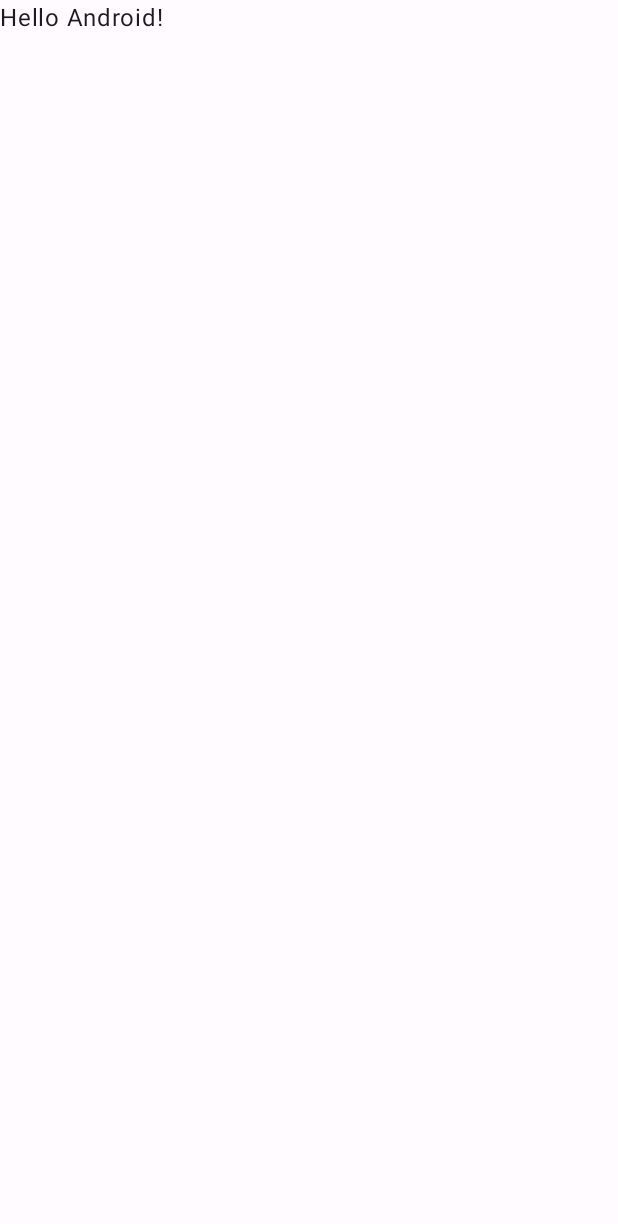
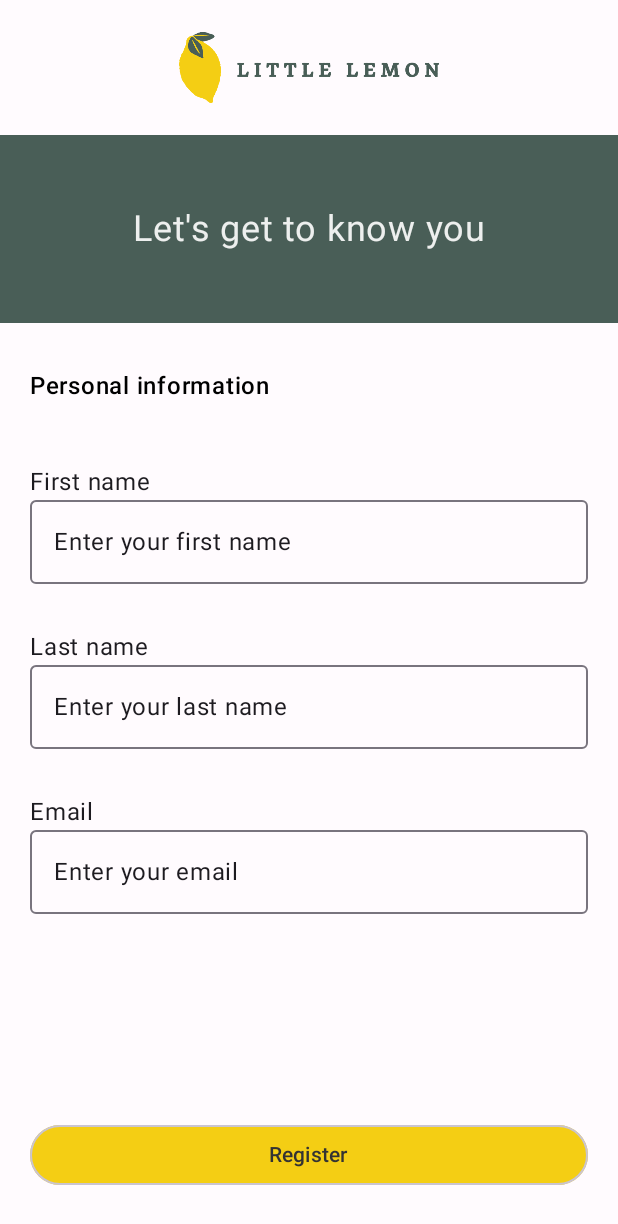
Before and after one commit to EberronBruce/LittleLemon-Android, an Android app built with Jetpack Compose: the screen it shows after launch (MainActivity), on a phone screen of 412 x 824 dp. Before the commit the part shown is almost empty. Shown: the top 1224 px of the screen. Run offline under Robolectric (Android 15) with nearby library versions, the phone set to English and light mode, and no system bars.

Commit message:
Added Profile Screen Added Home Screen Updated Navigation. Implement checks on Onboarding screen Added Destinations Added NavigationComposable.kt Did some basic navigation.

```diff
--- a/app/build.gradle.kts
+++ b/app/build.gradle.kts
@@ -51,7 +51,8 @@ android {
 
 dependencies {
 
-	implementation("androidx.core:core-ktx:1.9.0")
+	implementation("androidx.navigation:navigation-compose:2.7.5")
+	implementation("androidx.core:core-ktx:1.12.0")
 	implementation("androidx.lifecycle:lifecycle-runtime-ktx:2.6.2")
 	implementation("androidx.activity:activity-compose:1.8.0")
 	implementation(platform("androidx.compose:compose-bom:2023.03.00"))
--- a/app/src/main/java/com/redravencomputing/littlelemonandroid/MainActivity.kt
+++ b/app/src/main/java/com/redravencomputing/littlelemonandroid/MainActivity.kt
@@ -3,44 +3,18 @@ package com.redravencomputing.littlelemonandroid
 import android.os.Bundle
 import androidx.activity.ComponentActivity
 import androidx.activity.compose.setContent
-import androidx.compose.foundation.layout.fillMaxSize
-import androidx.compose.material3.MaterialTheme
-import androidx.compose.material3.Surface
-import androidx.compose.material3.Text
-import androidx.compose.runtime.Composable
-import androidx.compose.ui.Modifier
-import androidx.compose.ui.tooling.preview.Preview
+import androidx.navigation.compose.rememberNavController
 import com.redravencomputing.littlelemonandroid.ui.theme.LittleLemonAndroidTheme
+import com.redravencomputing.littlelemonandroid.views.navigation.MyNavigation
 
 class MainActivity : ComponentActivity() {
 	override fun onCreate(savedInstanceState: Bundle?) {
 		super.onCreate(savedInstanceState)
 		setContent {
 			LittleLemonAndroidTheme {
-				// A surface container using the 'background' color from the theme
-				Surface(
-					modifier = Modifier.fillMaxSize(),
-					color = MaterialTheme.colorScheme.background
-				) {
-					Greeting("Android")
-				}
+				val navController = rememberNavController()
+				MyNavigation(navController = navController)
 			}
 		}
 	}
 }
-
-@Composable
-fun Greeting(name: String, modifier: Modifier = Modifier) {
-	Text(
-		text = "Hello $name!",
-		modifier = modifier
-	)
-}
-
-@Preview(showBackground = true)
-@Composable
-fun GreetingPreview() {
-	LittleLemonAndroidTheme {
-		Greeting("Android")
-	}
-}
--- /dev/null
+++ b/app/src/main/java/com/redravencomputing/littlelemonandroid/viewModels/Destinations.kt
@@ -0,0 +1,17 @@
+package com.redravencomputing.littlelemonandroid.viewModels
+
+interface Destinations {
+	val route : String
+}
+
+object Home : Destinations {
+	override val route = "Home"
+}
+
+object Profile : Destinations {
+	override val route = "Profile"
+}
+
+object Onboarding : Destinations {
+	override val route = "Onboarding"
+}
--- a/app/src/main/java/com/redravencomputing/littlelemonandroid/views/Onboarding.kt
+++ b/app/src/main/java/com/redravencomputing/littlelemonandroid/views/Onboarding.kt
@@ -1,7 +1,11 @@
 package com.redravencomputing.littlelemonandroid.views
 
+import android.content.Context
+import android.util.Log
+import android.widget.Toast
 import androidx.compose.foundation.Image
 import androidx.compose.foundation.background
+import androidx.compose.foundation.clickable
 import androidx.compose.foundation.layout.Box
 import androidx.compose.foundation.layout.Column
 import androidx.compose.foundation.layout.Spacer
@@ -9,6 +13,8 @@ import androidx.compose.foundation.layout.fillMaxSize
 import androidx.compose.foundation.layout.fillMaxWidth
 import androidx.compose.foundation.layout.height
 import androidx.compose.foundation.layout.padding
+import androidx.compose.foundation.text.KeyboardActions
+import androidx.compose.foundation.text.KeyboardOptions
 import androidx.compose.material3.ButtonDefaults
 import androidx.compose.material3.ExperimentalMaterial3Api
 import androidx.compose.material3.MaterialTheme
@@ -16,40 +22,57 @@ import androidx.compose.material3.OutlinedButton
 import androidx.compose.material3.OutlinedTextField
 import androidx.compose.material3.Text
 import androidx.compose.runtime.Composable
+import androidx.compose.runtime.getValue
+import androidx.compose.runtime.mutableStateOf
+import androidx.compose.runtime.remember
+import androidx.compose.runtime.setValue
 import androidx.compose.ui.Alignment
 import androidx.compose.ui.Modifier
+import androidx.compose.ui.focus.FocusDirection
+import androidx.compose.ui.platform.LocalContext
+import androidx.compose.ui.platform.LocalFocusManager
 import androidx.compose.ui.res.painterResource
 import androidx.compose.ui.text.font.FontWeight
+import androidx.compose.ui.text.input.ImeAction
+import androidx.compose.ui.text.input.KeyboardType
 import androidx.compose.ui.tooling.preview.Preview
 import androidx.compose.ui.unit.dp
 import androidx.compose.ui.unit.sp
+import androidx.navigation.NavHostController
+import androidx.navigation.compose.rememberNavController
 import com.redravencomputing.littlelemonandroid.R
 import com.redravencomputing.littlelemonandroid.ui.theme.LittleLemonAndroidTheme
 import com.redravencomputing.littlelemonandroid.ui.theme.LittleLemonDarkGrey
 import com.redravencomputing.littlelemonandroid.ui.theme.LittleLemonLightGrey
 import com.redravencomputing.littlelemonandroid.ui.theme.LittleLemonYellow
+import com.redravencomputing.littlelemonandroid.viewModels.Home
+import com.redravencomputing.littlelemonandroid.viewModels.saveUserData
 
 
 @Composable
-fun Onboarding() {
+fun OnboardingScreen(navController: NavHostController) {
+	val focusManager = LocalFocusManager.current
 	Column(
 		modifier = Modifier
 			.fillMaxSize()
 			.background(MaterialTheme.colorScheme.background)
+			.clickable {
+				focusManager.clearFocus()
+			}
 	) {
-		Header()
+		OnboardingHeader()
 		OnboardingTitle()
-		OnboardingForm()
+		OnboardingForm(navController)
 	}
 }
 
 @Composable
-fun Header() {
+fun OnboardingHeader() {
 	val logo = painterResource(id = R.drawable.logo)
 	Box(
 		modifier = Modifier
 			.fillMaxWidth()
-			.height(100.dp)
+			.height(90.dp)
 			.background(MaterialTheme.colorScheme.background)
 			.padding(16.dp),
 		contentAlignment = Alignment.Center
@@ -68,7 +91,7 @@ fun OnboardingTitle() {
 	Box(
 		modifier = Modifier
 			.fillMaxWidth()
-			.height(150.dp)
+			.height(125.dp)
 			.background(MaterialTheme.colorScheme.primary),
 		contentAlignment = Alignment.Center
 	) {
@@ -82,12 +105,23 @@ fun OnboardingTitle() {
 
 @OptIn(ExperimentalMaterial3Api::class)
 @Composable
-fun OnboardingForm() {
+fun OnboardingForm(navController: NavHostController) {
+	val context = LocalContext.current
+	val focusManager = LocalFocusManager.current
+	var firstName by remember { mutableStateOf("") }
+	var lastName by remember { mutableStateOf("") }
+	var email by remember { mutableStateOf("") }
+
+	// State variables for tracking whether to highlight the text fields
+	var firstNameError by remember { mutableStateOf(false) }
+	var lastNameError by remember { mutableStateOf(false) }
+	var emailError by remember { mutableStateOf(false) }
+
 	Text(
 		text = "Personal information",
 		fontWeight = FontWeight.SemiBold,
 		modifier = Modifier
-			.padding(top = 40.dp, bottom = 40.dp, start = 20.dp)
+			.padding(top = 30.dp, bottom = 20.dp, start = 20.dp)
 	)
 	Column (
 		modifier = Modifier
@@ -99,8 +133,38 @@ fun OnboardingForm() {
 				.fillMaxWidth()
 				.padding(bottom = 30.dp)
 		) {
-			Text(text = "First name")
-			OutlinedTextField(value = "", onValueChange = {}, modifier = Modifier.fillMaxWidth())
+			Text(
+				text = "First name",
+				color = if (firstNameError) MaterialTheme.colorScheme.error else MaterialTheme.colorScheme.onBackground
+			)
+			OutlinedTextField(
+				value = firstName,
+				onValueChange = {
+					firstName = it
+					firstNameError = false
+				},
+				isError = firstNameError,
+				placeholder = {
+					Text(text = "Enter your first name",
+						color = if (firstNameError) MaterialTheme.colorScheme.error else MaterialTheme.colorScheme.onBackground
+					)
+			    },
+				keyboardOptions = KeyboardOptions(
+					keyboardType = KeyboardType.Text,
+					imeAction = ImeAction.Next
+				),
+				keyboardActions = KeyboardActions(
+					onNext = {
+						Log.d("Keyboard Tapped", "Move to the Lastname")
+						firstNameError = firstName.isBlank()
+						focusManager.moveFocus(
+							focusDirection = FocusDirection.Next
+						)
+					}
+				),
+				modifier = Modifier
+					.fillMaxWidth()
+			)
 		}
 
 		Column(
@@ -108,8 +172,37 @@ fun OnboardingForm() {
 				.fillMaxWidth()
 				.padding(bottom = 30.dp)
 		) {
-			Text(text = "Last name")
-			OutlinedTextField(value = "", onValueChange = {}, modifier = Modifier.fillMaxWidth())
+			Text(
+				text = "Last name",
+				color = if (lastNameError) MaterialTheme.colorScheme.error else MaterialTheme.colorScheme.onBackground
+			)
+			OutlinedTextField(
+				value = lastName,
+				onValueChange = {
+					lastName = it
+					lastNameError = false
+				},
+				isError = lastNameError,
+				placeholder = {
+					Text(text ="Enter your last name",
+						color = if (lastNameError) MaterialTheme.colorScheme.error else MaterialTheme.colorScheme.onBackground
+					)},
+				keyboardOptions = KeyboardOptions(
+					keyboardType = KeyboardType.Text,
+					imeAction = ImeAction.Next
+				),
+				keyboardActions = KeyboardActions(
+					onNext = {
+						Log.d("Keyboard Tapped", "Move to the Email")
+						lastNameError = lastName.isBlank()
+						focusManager.moveFocus(
+							focusDirection = FocusDirection.Next
+						)
+					}
+				),
+				modifier = Modifier
+					.fillMaxWidth()
+			)
 		}
 
 		Column(
@@ -117,8 +210,32 @@ fun OnboardingForm() {
 				.fillMaxWidth()
 				.padding(bottom = 30.dp)
 		) {
-			Text(text = "Email")
-			OutlinedTextField(value = "", onValueChange = {}, modifier = Modifier.fillMaxWidth())
+			Text(
+				text = "Email",
+				color = if (emailError) MaterialTheme.colorScheme.error else MaterialTheme.colorScheme.onBackground)
+			OutlinedTextField(
+				value = email,
+				onValueChange = {
+					email = it
+					emailError = !isValidEmail(email)
+					 },
+				isError = emailError,
+				placeholder = { Text(text = "Enter your email",
+					color = if (lastNameError) MaterialTheme.colorScheme.error else MaterialTheme.colorScheme.onBackground)},
+				keyboardOptions = KeyboardOptions(
+					keyboardType = KeyboardType.Email,
+					imeAction = ImeAction.Done
+				),
+				keyboardActions = KeyboardActions(
+					onDone = {
+						Log.d("Keyboard Tapped", "Remove Keyboard")
+						emailError = email.isBlank() || !isValidEmail(email = email)
+						focusManager.clearFocus()
+					}
+				),
+				modifier = Modifier
+					.fillMaxWidth()
+			)
 		}
 
 		Spacer(modifier = Modifier.weight(1f))
@@ -126,15 +243,45 @@ fun OnboardingForm() {
 		OutlinedButton(
 			modifier = Modifier
 				.fillMaxWidth()
-				.padding(bottom = 20.dp),
+				.padding(bottom = 10.dp),
 			colors = ButtonDefaults.buttonColors(containerColor = LittleLemonYellow),
-			onClick = { /*TODO*/ }
+			onClick = {
+				firstNameError = firstName.isBlank()
+				lastNameError = lastName.isBlank()
+				emailError = email.isBlank() || !isValidEmail(email)
+				//Check Fields and let user know if they are not filled out.
+				if (!firstNameError && !lastNameError && email.isNotBlank()) {
+					handleRegistration(context, navController, firstName, lastName, email)
+
+				} else {
+					Toast.makeText(context, "You are missing a field. Please fill out all the information.", Toast.LENGTH_SHORT).show()
+				}
+			}
 		) {
 			Text(
 				text = "Register",
 				color = LittleLemonDarkGrey)
 		}
 	}
+
+}
+
+fun handleRegistration(context: Context, navController: NavHostController, firstName: String, lastName: String, email: String) {
+	if (!isValidEmail(email)) {
+		Toast.makeText(context, "Your email is invalid. Please provide a valid email.", Toast.LENGTH_SHORT).show()
+		return
+	}
+
+	saveUserData(context = context, firstName = firstName, lastName = lastName, email = email)
+	navController.navigate(Home.route)
+}
+
+
+
+
+fun isValidEmail(email: String) : Boolean {
+	val emailRegex = Regex("^\\S+@\\S+\\.\\S+\$")
+	return emailRegex.matches(email)
 }
 
 
@@ -142,6 +289,7 @@ fun OnboardingForm() {
 @Composable
 fun OnboardingPreview() {
 	LittleLemonAndroidTheme {
-		Onboarding()
+		val navController = rememberNavController()
+		OnboardingScreen(navController)
 	}
 }
--- /dev/null
+++ b/app/src/main/java/com/redravencomputing/littlelemonandroid/views/navigation/NavigationComposable.kt
@@ -0,0 +1,27 @@
+package com.redravencomputing.littlelemonandroid.views.navigation
+
+import androidx.compose.runtime.Composable
+import androidx.navigation.NavHostController
+import androidx.navigation.compose.NavHost
+import androidx.navigation.compose.composable
+import com.redravencomputing.littlelemonandroid.viewModels.Home
+import com.redravencomputing.littlelemonandroid.viewModels.Onboarding
+import com.redravencomputing.littlelemonandroid.viewModels.Profile
+import com.redravencomputing.littlelemonandroid.views.HomeScreen
+import com.redravencomputing.littlelemonandroid.views.OnboardingScreen
+import com.redravencomputing.littlelemonandroid.views.ProfileScreen
+
+@Composable
+fun MyNavigation(navController: NavHostController) {
+	NavHost(navController = navController , startDestination = Onboarding.route) {
+		composable(Onboarding.route) {
+			OnboardingScreen(navController)
+		}
+		composable(Home.route) {
+			HomeScreen()
+		}
+		composable(Profile.route) {
+			ProfileScreen()
+		}
+	}
+}
```
Also changed, not shown: app/src/main/java/com/redravencomputing/littlelemonandroid/viewModels/Helpers.kt (added, +46 -0 lines), app/src/main/java/com/redravencomputing/littlelemonandroid/views/Home.kt (added, +30 -0 lines), app/src/main/java/com/redravencomputing/littlelemonandroid/views/Profile.kt (added, +30 -0 lines).
